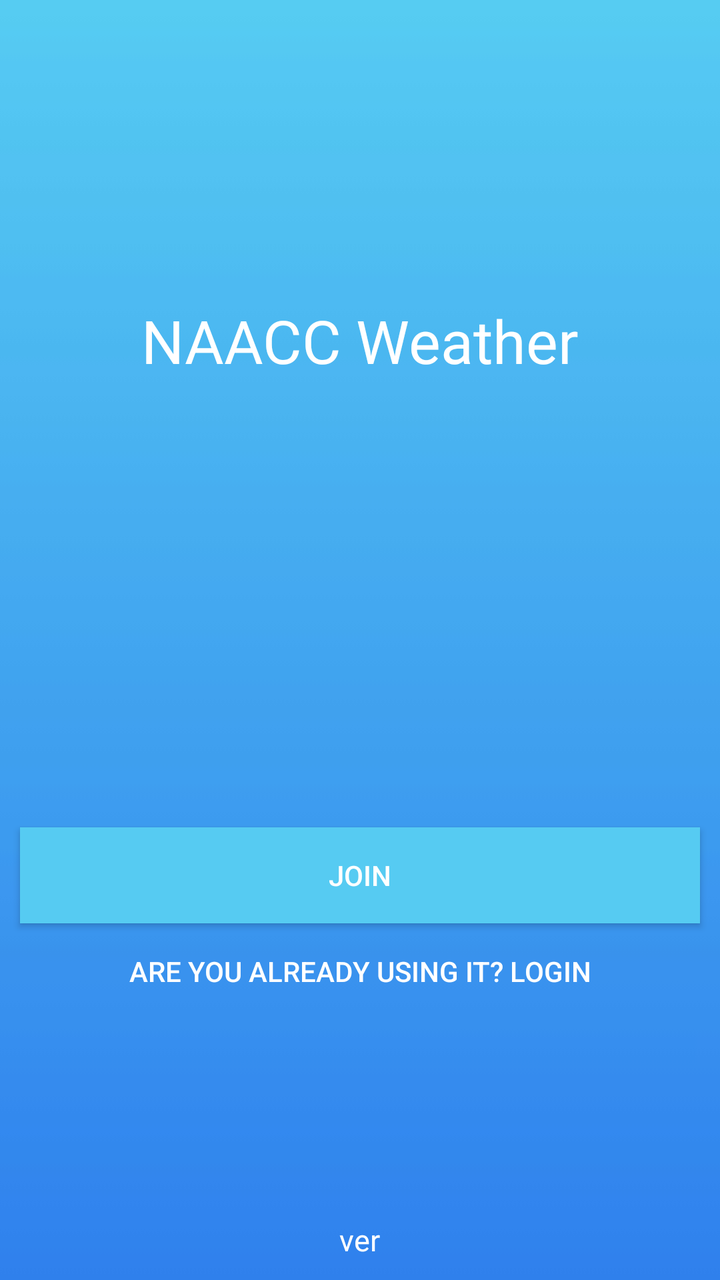
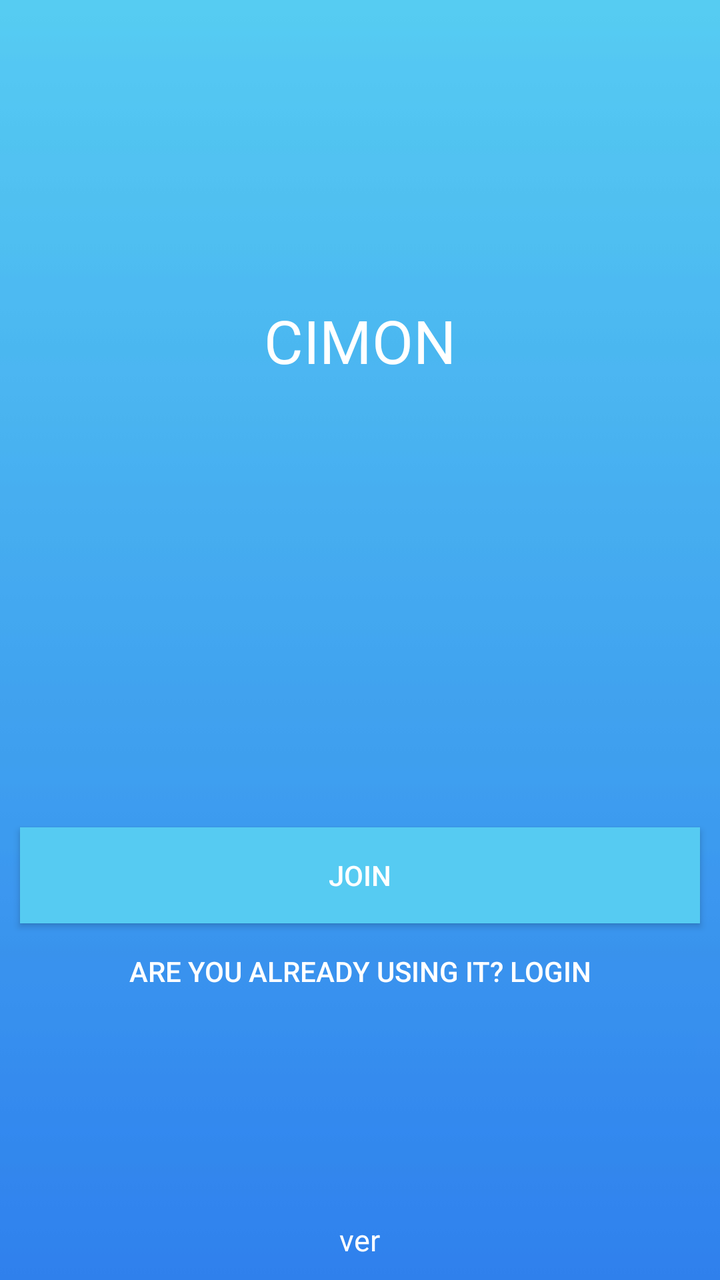

Before-and-after screenshots of an Android layout around one commit, followed by the original layout XML and the change that was made.
<!-- AndroidManifest.xml: application theme AppTheme -->
<!-- res/layout/activity_default.xml -->
<?xml version="1.0" encoding="utf-8"?>
<RelativeLayout
    xmlns:android="http://schemas.android.com/apk/res/android" android:layout_width="match_parent"
    android:layout_height="match_parent"
    android:background="@drawable/blue_skies">

    <TextView
        android:layout_width="wrap_content"
        android:layout_height="wrap_content"
        android:textColor="@color/colorWhite"
        android:text="NAACC Weather"
        android:layout_centerHorizontal="true"
        android:layout_marginLeft="10dp"
        android:layout_marginTop="150dp"
        android:textSize="30dp"
        android:id="@+id/tvTitle"/>

    <TextView
        android:layout_width="wrap_content"
        android:layout_height="wrap_content"
        android:layout_alignParentBottom="true"
        android:layout_centerHorizontal="true"
        android:text="ver"
        android:textColor="@color/colorWhite"
        android:layout_marginBottom="10dp"
        android:textSize="15dp"
        android:id="@+id/tvVersion"/>

    <Button
        android:layout_width="match_parent"
        android:layout_height="wrap_content"
        android:layout_above="@+id/tvVersion"
        android:id="@+id/btnLogin"
        android:layout_marginBottom="100dp"
        android:textColor="@color/colorWhite"
        android:background="#00000000"
        android:text="@string/textUsing"/>
    <Button
        android:layout_width="match_parent"
        android:layout_height="wrap_content"
        android:layout_above="@+id/btnLogin"
        android:background="@color/blueSkiesBottom"
        android:layout_marginLeft="10dp"
        android:layout_marginRight="10dp"
        android:textColor="@color/colorWhite"
        android:text="@string/textJoin"
        android:id="@+id/btnJoin"/>
</RelativeLayout>
<!-- resources referenced by this layout -->
<resources>
  <color name="blueSkiesBottom">#56CBF2</color>
  <color name="colorWhite">#FFFFFF</color>
  <!-- drawable blue_skies: jpg bitmap (drawable, 1647 bytes) -->
  <string name="textJoin">Join</string>
  <string name="textUsing">Are you already using it?                  Login</string>
  <style name="AppTheme" parent="Theme.AppCompat.Light.DarkActionBar">
          
          <item name="colorPrimary">@color/blueSkiestop</item>
          <item name="colorPrimaryDark">@color/blueSkiestop</item>
          <item name="colorAccent">@color/black</item>
      </style>
  <color name="blueSkiestop">#56CBF2</color>
  <color name="black">#000</color>
</resources>

<!-- the commit's change to res/layout/activity_default.xml (unified diff, before → after) -->
@@ -8,7 +8,7 @@
         android:layout_width="wrap_content"
         android:layout_height="wrap_content"
         android:textColor="@color/colorWhite"
-        android:text="NAACC Weather"
+        android:text="CIMON"
         android:layout_centerHorizontal="true"
         android:layout_marginLeft="10dp"
         android:layout_marginTop="150dp"
